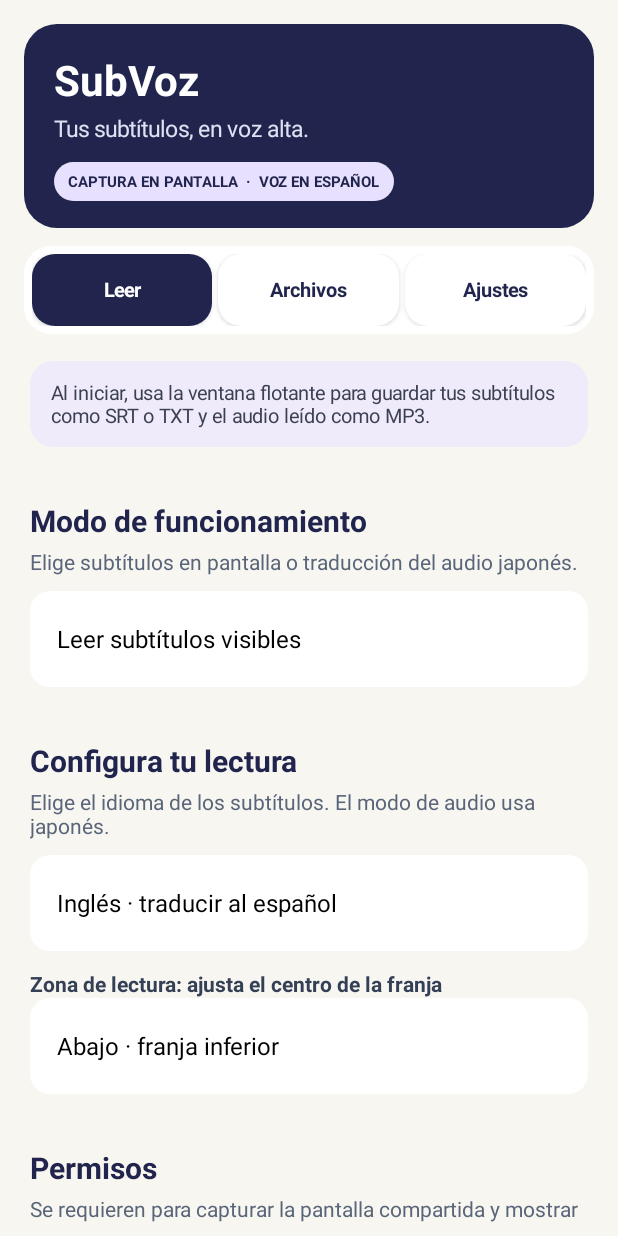
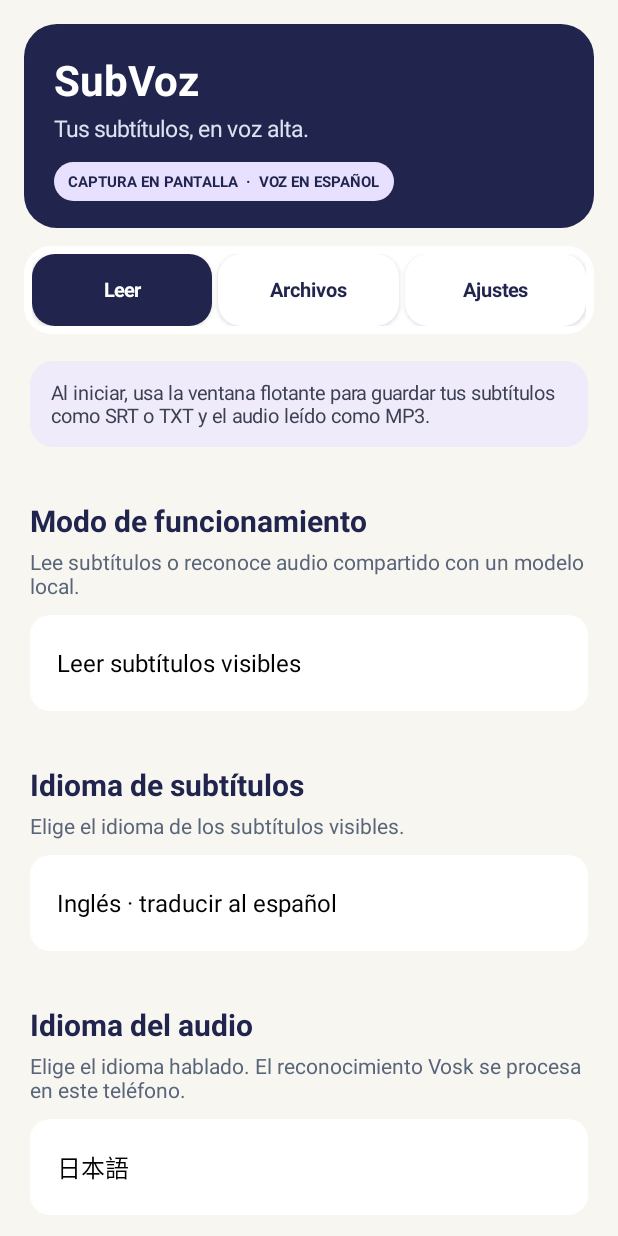
Before and after one commit to buzonrollo-coder/subvoz, an Android app: the screen it shows after launch (MainActivity), on a phone screen of 412 x 824 dp. Run offline under Robolectric (Android 15) with nearby library versions, the phone set to English and light mode, and no system bars; libraries missing offline, so code that uses them is left out: com.google.mlkit.common, com.google.mlkit.nl; 3 statements that could not run were skipped.

Commit message:
Add offline multilingual Vosk audio recognition
Keep Japanese support, add on-demand Spanish, English, French and Portuguese models with separate audio language selection and local processing.

```diff
--- a/app/src/main/java/com/neko/subvoz/MainActivity.java
+++ b/app/src/main/java/com/neko/subvoz/MainActivity.java
@@ -23,9 +23,9 @@ import com.google.mlkit.nl.translate.*;
 import java.util.*;
 
 public class MainActivity extends Activity {
- private Spinner language, region, voiceSpinner, styleSpinner, modeSpinner, speechStyleSpinner;
+ private Spinner language, audioLanguage, region, voiceSpinner, styleSpinner, modeSpinner, speechStyleSpinner;
  private boolean applyingProfile=false;
- private TextView modelStatus, rateValue, pitchValue, sizeValue;
+ private TextView modelStatus, audioModelStatus, rateValue, pitchValue, sizeValue;
  private SeekBar rateSeek, pitchSeek, sizeSeek;
  private TextToSpeech tts; private final ArrayList<Voice> spanishVoices=new ArrayList<>();
  private android.content.SharedPreferences prefs;
@@ -51,10 +51,12 @@ public class MainActivity extends Activity {
   for(int i=0;i<tabNames.length;i++){final int index=i;Button tab=button(tabNames[i],i==0);tab.setTextSize(13);tab.setMinHeight(dp(42));LinearLayout.LayoutParams lp=new LinearLayout.LayoutParams(0,-2,1);if(i>0)lp.leftMargin=dp(4);tabBar.addView(tab,lp);tabButtons[i]=tab;tab.setOnClickListener(v->{for(int j=0;j<pages.length;j++){pages[j].setVisibility(j==index?View.VISIBLE:View.GONE);tabButtons[j].setTextColor(j==index?Color.WHITE:NAVY);tabButtons[j].setBackground(round(j==index?NAVY:Color.rgb(246,244,239),14));}if(index==1)loadArchive();});}
   LinearLayout root=readRoot;
   TextView exportHint=new TextView(this);exportHint.setText("Al iniciar, usa la ventana flotante para guardar tus subtítulos como SRT o TXT y el audio leído como MP3.");exportHint.setTextColor(Color.rgb(59,64,83));exportHint.setTextSize(13);exportHint.setPadding(dp(14),dp(12),dp(14),dp(12));exportHint.setBackground(round(Color.rgb(239,235,250),15));root.addView(exportHint,fieldMargins());
-  sectionTitle(root,"Modo de funcionamiento","Elige subtítulos en pantalla o traducción del audio japonés.");
-  modeSpinner=new Spinner(this);modeSpinner.setAdapter(new ArrayAdapter<>(this,android.R.layout.simple_spinner_dropdown_item,new String[]{"Leer subtítulos visibles","Traducir audio japonés (beta)"}));styleSpinner(modeSpinner);root.addView(modeSpinner,fieldMargins());modeSpinner.setSelection(prefs.getInt("mode",0));
-  sectionTitle(root,"Configura tu lectura","Elige el idioma de los subtítulos. El modo de audio usa japonés.");
+  sectionTitle(root,"Modo de funcionamiento","Lee subtítulos o reconoce audio compartido con un modelo local.");
+  modeSpinner=new Spinner(this);modeSpinner.setAdapter(new ArrayAdapter<>(this,android.R.layout.simple_spinner_dropdown_item,new String[]{"Leer subtítulos visibles","Traducir audio sin conexión (beta)"}));styleSpinner(modeSpinner);root.addView(modeSpinner,fieldMargins());modeSpinner.setSelection(prefs.getInt("mode",0));
+  sectionTitle(root,"Idioma de subtítulos","Elige el idioma de los subtítulos visibles.");
   language=new Spinner(this);language.setAdapter(new ArrayAdapter<>(this,android.R.layout.simple_spinner_dropdown_item,LANGUAGES));styleSpinner(language);root.addView(language,fieldMargins());language.setSelection(prefs.getInt("source",1));language.setOnItemSelectedListener(new SimpleSelect(()->refreshModelStatus()));
+  sectionTitle(root,"Idioma del audio","Elige el idioma hablado. El reconocimiento Vosk se procesa en este teléfono.");
+  audioLanguage=new Spinner(this);audioLanguage.setAdapter(new ArrayAdapter<>(this,android.R.layout.simple_spinner_dropdown_item,OfflineSpeechModelStore.NAMES));styleSpinner(audioLanguage);root.addView(audioLanguage,fieldMargins());audioLanguage.setSelection(Math.max(0,Math.min(4,prefs.getInt("audioLang",2))));audioLanguage.setOnItemSelectedListener(new SimpleSelect(()->refreshAudioModelStatus()));
   TextView regionLabel=smallLabel("Zona de lectura: ajusta el centro de la franja");root.addView(regionLabel);
   region=new Spinner(this);region.setAdapter(new ArrayAdapter<>(this,android.R.layout.simple_spinner_dropdown_item,new String[]{"Abajo · franja inferior","Centro · franja central","Arriba · franja superior","Personalizada · usar ajuste fino"}));styleSpinner(region);root.addView(region,fieldMargins());region.setSelection(prefs.getInt("region",0));region.setOnItemSelectedListener(new SimpleSelect(()->prefs.edit().putInt("region",region.getSelectedItemPosition()).apply()));
   root=settingsRoot;
@@ -77,18 +79,18 @@ public class MainActivity extends Activity {
   styleSpinner=new Spinner(this);styleSpinner.setAdapter(new ArrayAdapter<>(this,android.R.layout.simple_spinner_dropdown_item,new String[]{"Oscuro · alto contraste","Claro · fondo blanco","Cian · fondo azul verdoso"}));styleSpinner.setBackground(round(Color.WHITE,13));root.addView(styleSpinner,fieldMargins());styleSpinner.setSelection(prefs.getInt("style",0));styleSpinner.setOnItemSelectedListener(new SimpleSelect(()->prefs.edit().putInt("style",styleSpinner.getSelectedItemPosition()).apply()));
   sizeSeek=addSeek(root,"Tamaño del texto flotante",12,24,prefs.getInt("textSize",16),value->{sizeValue.setText(value+" sp");prefs.edit().putInt("textSize",value).apply();});
   SeekBar position=new SeekBar(this);sectionTitle(root,"Zona personalizada","Ajusta el centro vertical de la franja que SubVoz revisa.");position.setMax(60);position.setProgress(prefs.getInt("zone",30));root.addView(position,fieldMargins());TextView posVal=smallLabel("Centro de franja: "+(20+position.getProgress())+"% de la pantalla");root.addView(posVal);position.setOnSeekBarChangeListener(new SeekBar.OnSeekBarChangeListener(){public void onProgressChanged(SeekBar s,int p,boolean u){posVal.setText("Centro de franja: "+(20+p)+"% de la pantalla");if(u)prefs.edit().putInt("zone",p).apply();}public void onStartTrackingTouch(SeekBar s){}public void onStopTrackingTouch(SeekBar s){}});
-  TextView audioModelStatus=smallLabel("Modelo de audio japonés: "+(JapaneseModelStore.isInstalled(this)?"descargado":"no descargado (aprox. 50 MB)"));root.addView(audioModelStatus,fieldMargins());Button audioDownload=button("Descargar modelo de audio japonés",false);root.addView(audioDownload,fieldMargins());audioDownload.setOnClickListener(v->{audioModelStatus.setText("Descargando modelo japonés… 0%");JapaneseModelStore.download(this,new JapaneseModelStore.Progress(){public void update(int p){runOnUiThread(()->audioModelStatus.setText("Descargando modelo japonés… "+p+"%"));}public void done(java.io.File f,Exception e){runOnUiThread(()->{audioModelStatus.setText(e==null?"✓ Modelo japonés listo para usarse sin conexión":"No se pudo descargar el modelo japonés. Revisa internet y espacio disponible.");});}});});
-  TextView note=new TextView(this);note.setText("El modelo Vosk japonés se descarga de forma opcional (~50 MB). ML Kit traduce el texto al español en el teléfono. Android pedirá permiso de captura y de audio. El audio no se guarda ni se envía desde SubVoz.");note.setTextColor(Color.rgb(70,83,105));note.setTextSize(13);note.setPadding(dp(14),dp(13),dp(14),dp(13));note.setBackground(round(Color.rgb(229,247,251),14));root.addView(note,fieldMargins());
+  TextView audioHead=smallLabel("Reconocimiento de audio sin conexión");root.addView(audioHead,fieldMargins());audioModelStatus=smallLabel("");root.addView(audioModelStatus,fieldMargins());LinearLayout audioButtons=new LinearLayout(this);Button audioDownload=button("Descargar idioma de audio",false);audioButtons.addView(audioDownload,new LinearLayout.LayoutParams(0,-2,1));Button audioDelete=button("Borrar modelo",false);LinearLayout.LayoutParams adp=new LinearLayout.LayoutParams(0,-2,1);adp.leftMargin=dp(8);audioButtons.addView(audioDelete,adp);root.addView(audioButtons,fieldMargins());audioDownload.setOnClickListener(v->downloadAudioModel());audioDelete.setOnClickListener(v->deleteAudioModel());
+  TextView note=new TextView(this);note.setText("Los modelos Vosk oficiales se descargan solo cuando los eliges (aprox. 31–50 MB); tras instalarse, el reconocimiento de voz se ejecuta en el teléfono. Para otros idiomas, ML Kit puede descargar una vez su modelo de traducción y después traduce localmente. El audio no se guarda ni se envía desde SubVoz.");note.setTextColor(Color.rgb(70,83,105));note.setTextSize(13);note.setPadding(dp(14),dp(13),dp(14),dp(13));note.setBackground(round(Color.rgb(229,247,251),14));root.addView(note,fieldMargins());
   root=readRoot;
   sectionTitle(root,"Permisos","Se requieren para capturar la pantalla compartida y mostrar la ventana flotante.");Button permission=button("1   Permitir ventana flotante",false);root.addView(permission,fieldMargins());permission.setOnClickListener(v->startActivity(new Intent(Settings.ACTION_MANAGE_OVERLAY_PERMISSION,Uri.parse("package:"+getPackageName()))));
-  Button start=button("2   Iniciar lectura",true);root.addView(start,fieldMargins());start.setOnClickListener(v->{boolean audio=modeSpinner.getSelectedItemPosition()==1;if(audio&&!JapaneseModelStore.isInstalled(this)){Toast.makeText(this,"Primero descarga el modelo de audio japonés en Ajustes.",Toast.LENGTH_LONG).show();return;}if(audio&&checkSelfPermission(android.Manifest.permission.RECORD_AUDIO)!=android.content.pm.PackageManager.PERMISSION_GRANTED){new AlertDialog.Builder(this).setTitle("Permiso para traducir audio").setMessage("SubVoz capturará el audio reproducido por otra app solo durante esta sesión para reconocer japonés en este teléfono. No lo guarda ni lo envía a un servidor. Android también pedirá permiso de captura; algunos reproductores bloquean esta función.").setNegativeButton("Cancelar",null).setPositiveButton("Continuar",(d,w)->requestPermissions(new String[]{android.Manifest.permission.RECORD_AUDIO},124)).show();return;}beginProjection();});
-  modeSpinner.setOnItemSelectedListener(new SimpleSelect(()->{boolean audio=modeSpinner.getSelectedItemPosition()==1;language.setEnabled(!audio);if(audio)language.setSelection(2);prefs.edit().putInt("mode",modeSpinner.getSelectedItemPosition()).apply();}));
+  Button start=button("2   Iniciar lectura",true);root.addView(start,fieldMargins());start.setOnClickListener(v->{boolean audio=modeSpinner.getSelectedItemPosition()==1;if(audio&&!OfflineSpeechModelStore.isInstalled(this,OfflineSpeechModelStore.IDS[audioLanguage.getSelectedItemPosition()])){Toast.makeText(this,"Primero descarga el modelo de audio elegido en Ajustes.",Toast.LENGTH_LONG).show();return;}if(audio&&checkSelfPermission(android.Manifest.permission.RECORD_AUDIO)!=android.content.pm.PackageManager.PERMISSION_GRANTED){new AlertDialog.Builder(this).setTitle("Permiso para traducir audio").setMessage("SubVoz capturará el audio reproducido por otra app solo durante esta sesión para reconocer el idioma seleccionado en este teléfono. No lo guarda ni lo envía a un servidor. Android también pedirá permiso de captura; algunos reproductores bloquean esta función.").setNegativeButton("Cancelar",null).setPositiveButton("Continuar",(d,w)->requestPermissions(new String[]{android.Manifest.permission.RECORD_AUDIO},124)).show();return;}beginProjection();});
+  modeSpinner.setOnItemSelectedListener(new SimpleSelect(()->{prefs.edit().putInt("mode",modeSpinner.getSelectedItemPosition()).apply();}));
   Button stop=button("Detener lectura",false);root.addView(stop,fieldMargins());stop.setOnClickListener(v->stopService(new Intent(this,CaptureService.class)));
   sectionTitle(archiveRoot,"Archivos creados","Tus exportaciones recientes de Descargas/SubVoz.");
   TextView archiveIntro=new TextView(this);archiveIntro.setText("Abre un archivo con otra aplicación o compártelo desde aquí.");archiveIntro.setTextColor(Color.rgb(92,92,105));archiveIntro.setTextSize(13);archiveRoot.addView(archiveIntro,fieldMargins());
   Button refresh=button("Actualizar archivos",false);archiveRoot.addView(refresh,fieldMargins());refresh.setOnClickListener(v->loadArchive());
   archiveList=new LinearLayout(this);archiveList.setOrientation(LinearLayout.VERTICAL);archiveRoot.addView(archiveList,new LinearLayout.LayoutParams(-1,-2));loadArchive();
-  refreshModelStatus();
+  refreshModelStatus();refreshAudioModelStatus();
  }
  private LinearLayout archiveList;
  private void loadArchive(){
@@ -125,6 +127,9 @@ public class MainActivity extends Activity {
   applyingProfile=true;try{prefs.edit().putInt("rate",rate).putInt("pitch",pitch).apply();if(rateSeek!=null)rateSeek.setProgress(rate);if(pitchSeek!=null)pitchSeek.setProgress(pitch);}finally{applyingProfile=false;}
  }
  private void saveVoice(){int p=voiceSpinner.getSelectedItemPosition();if(p>=0&&p<spanishVoices.size())prefs.edit().putString("voice",spanishVoices.get(p).getName()).apply();}
+ private void refreshAudioModelStatus(){if(audioModelStatus==null||audioLanguage==null)return;int ix=audioLanguage.getSelectedItemPosition();if(ix<0||ix>=OfflineSpeechModelStore.IDS.length)return;String id=OfflineSpeechModelStore.IDS[ix];boolean installed=OfflineSpeechModelStore.isInstalled(this,id);long[] sizes={38,48,48,41,31};audioModelStatus.setText((installed?"✓ Descargado · reconocimiento disponible sin conexión":"○ No descargado · descarga aproximada "+sizes[ix]+" MB")+"\nModelo: "+OfflineSpeechModelStore.NAMES[ix]);}
+ private void downloadAudioModel(){int ix=audioLanguage.getSelectedItemPosition();String id=OfflineSpeechModelStore.IDS[ix];audioModelStatus.setText("Descargando "+OfflineSpeechModelStore.NAMES[ix]+"… 0%");OfflineSpeechModelStore.download(this,id,new OfflineSpeechModelStore.Progress(){public void update(int p){runOnUiThread(()->audioModelStatus.setText("Descargando "+OfflineSpeechModelStore.NAMES[ix]+"… "+p+"%"));}public void done(java.io.File f,Exception e){runOnUiThread(()->{audioModelStatus.setText(e==null?"✓ Descargado · reconocimiento disponible sin conexión":"No se pudo descargar el modelo. Revisa internet y espacio libre.");});}});}
+ private void deleteAudioModel(){int ix=audioLanguage.getSelectedItemPosition();String id=OfflineSpeechModelStore.IDS[ix];if(!OfflineSpeechModelStore.isInstalled(this,id)){Toast.makeText(this,"Ese modelo ya no está descargado.",Toast.LENGTH_SHORT).show();return;}new AlertDialog.Builder(this).setTitle("Borrar modelo de audio").setMessage("Se eliminará el modelo local de "+OfflineSpeechModelStore.NAMES[ix]+". Tendrás que volver a descargarlo para reconocer ese idioma.").setNegativeButton("Cancelar",null).setPositiveButton("Borrar",(d,w)->{OfflineSpeechModelStore.delete(this,id);refreshAudioModelStatus();}).show();}
  private void refreshModelStatus(){if(modelStatus==null||language==null)return;int source=language.getSelectedItemPosition();if(source<=0){modelStatus.setText("Español: no necesita modelo de traducción.");return;}modelStatus.setText("Consultando estado del modelo…");TranslateRemoteModel model=new TranslateRemoteModel.Builder(ML_LANG[source]).build();RemoteModelManager.getInstance().isModelDownloaded(model).addOnSuccessListener(ok->{if(modelStatus!=null)modelStatus.setText((ok?"✓ Descargado · disponible sin conexión":"○ No descargado · requiere internet la primera vez")+"\nIdioma: "+LANGUAGES[source]);}).addOnFailureListener(e->{if(modelStatus!=null)modelStatus.setText("No se pudo consultar el modelo. Revisa la conexión.");});}
  private void downloadSelectedModel(){int source=language.getSelectedItemPosition();if(source<=0){Toast.makeText(this,"Español no necesita traducción",Toast.LENGTH_SHORT).show();return;}modelStatus.setText("Descargando modelo de "+LANGUAGES[source]+"…");TranslateRemoteModel model=new TranslateRemoteModel.Builder(ML_LANG[source]).build();RemoteModelManager.getInstance().download(model,new DownloadConditions.Builder().build()).addOnSuccessListener(v->{modelStatus.setText("✓ Modelo descargado; podrás traducir sin conexión.");Toast.makeText(this,"Descarga completada",Toast.LENGTH_LONG).show();}).addOnFailureListener(e->{modelStatus.setText("No se pudo descargar. Comprueba internet e inténtalo de nuevo.");});}
  private void deleteSelectedModel(){int source=language.getSelectedItemPosition();if(source<=0){Toast.makeText(this,"No hay modelo de español que borrar",Toast.LENGTH_SHORT).show();return;}new AlertDialog.Builder(this).setTitle("Borrar modelo descargado").setMessage("Se eliminará el modelo de "+LANGUAGES[source]+". Para volver a traducir ese idioma tendrás que descargarlo otra vez.").setNegativeButton("Cancelar",null).setPositiveButton("Borrar",(d,w)->{TranslateRemoteModel model=new TranslateRemoteModel.Builder(ML_LANG[source]).build();RemoteModelManager.getInstance().deleteDownloadedModel(model).addOnSuccessListener(v->refreshModelStatus()).addOnFailureListener(e->modelStatus.setText("No se pudo borrar el modelo."));}).show();}
@@ -138,7 +143,7 @@ public class MainActivity extends Activity {
  private int dp(float v){return (int)(v*getResources().getDisplayMetrics().density+0.5f);}
  private void beginProjection(){if(!Settings.canDrawOverlays(this)){Toast.makeText(this,"Activa primero el permiso de ventana flotante",Toast.LENGTH_LONG).show();return;}MediaProjectionManager m=(MediaProjectionManager)getSystemService(MEDIA_PROJECTION_SERVICE);startActivityForResult(m.createScreenCaptureIntent(),123);}
  @Override public void onRequestPermissionsResult(int request,String[] permissions,int[] results){super.onRequestPermissionsResult(request,permissions,results);if(request==124){if(results.length>0&&results[0]==android.content.pm.PackageManager.PERMISSION_GRANTED)beginProjection();else Toast.makeText(this,"Sin permiso de audio no se puede traducir la reproducción.",Toast.LENGTH_LONG).show();}}
- @Override protected void onPause(){super.onPause();if(modeSpinner!=null)prefs.edit().putInt("mode",modeSpinner.getSelectedItemPosition()).apply();if(language!=null&&language.getSelectedItemPosition()>=0)prefs.edit().putInt("source",language.getSelectedItemPosition()).apply();if(region!=null&&region.getSelectedItemPosition()>=0)prefs.edit().putInt("region",region.getSelectedItemPosition()).apply();if(voiceSpinner!=null)saveVoice();if(speechStyleSpinner!=null)prefs.edit().putInt("voiceStyle",speechStyleSpinner.getSelectedItemPosition()).apply();if(styleSpinner!=null)prefs.edit().putInt("style",styleSpinner.getSelectedItemPosition()).apply();}
+ @Override protected void onPause(){super.onPause();if(modeSpinner!=null)prefs.edit().putInt("mode",modeSpinner.getSelectedItemPosition()).apply();if(language!=null&&language.getSelectedItemPosition()>=0)prefs.edit().putInt("source",language.getSelectedItemPosition()).apply();if(audioLanguage!=null&&audioLanguage.getSelectedItemPosition()>=0)prefs.edit().putInt("audioLang",audioLanguage.getSelectedItemPosition()).apply();if(region!=null&&region.getSelectedItemPosition()>=0)prefs.edit().putInt("region",region.getSelectedItemPosition()).apply();if(voiceSpinner!=null)saveVoice();if(speechStyleSpinner!=null)prefs.edit().putInt("voiceStyle",speechStyleSpinner.getSelectedItemPosition()).apply();if(styleSpinner!=null)prefs.edit().putInt("style",styleSpinner.getSelectedItemPosition()).apply();}
  @Override protected void onDestroy(){if(tts!=null){tts.stop();tts.shutdown();}super.onDestroy();}
- @Override protected void onActivityResult(int request,int result,Intent data){super.onActivityResult(request,result,data);if(request==123&&result==RESULT_OK&&data!=null){saveVoice();Intent i=new Intent(this,CaptureService.class);i.putExtra("code",result);i.putExtra("data",data);i.putExtra("source",language.getSelectedItemPosition());i.putExtra("region",region.getSelectedItemPosition());i.putExtra("zone",prefs.getInt("zone",30));i.putExtra("style",styleSpinner.getSelectedItemPosition());i.putExtra("textSize",prefs.getInt("textSize",16));i.putExtra("rate",prefs.getInt("rate",50));i.putExtra("pitch",prefs.getInt("pitch",50));i.putExtra("voiceStyle",prefs.getInt("voiceStyle",4));i.putExtra("voice",prefs.getString("voice",""));i.putExtra("mode",modeSpinner.getSelectedItemPosition());startForegroundService(i);}}
+ @Override protected void onActivityResult(int request,int result,Intent data){super.onActivityResult(request,result,data);if(request==123&&result==RESULT_OK&&data!=null){saveVoice();Intent i=new Intent(this,CaptureService.class);i.putExtra("code",result);i.putExtra("data",data);i.putExtra("source",language.getSelectedItemPosition());i.putExtra("audioLang",audioLanguage.getSelectedItemPosition());i.putExtra("region",region.getSelectedItemPosition());i.putExtra("zone",prefs.getInt("zone",30));i.putExtra("style",styleSpinner.getSelectedItemPosition());i.putExtra("textSize",prefs.getInt("textSize",16));i.putExtra("rate",prefs.getInt("rate",50));i.putExtra("pitch",prefs.getInt("pitch",50));i.putExtra("voiceStyle",prefs.getInt("voiceStyle",4));i.putExtra("voice",prefs.getString("voice",""));i.putExtra("mode",modeSpinner.getSelectedItemPosition());startForegroundService(i);}}
 }
--- /dev/null
+++ b/app/src/main/java/com/neko/subvoz/OfflineSpeechModelStore.java
@@ -0,0 +1,41 @@
+package com.neko.subvoz;
+
+import android.content.Context;
+import java.io.*;
+import java.net.HttpURLConnection;
+import java.net.URL;
+import java.util.zip.ZipEntry;
+import java.util.zip.ZipInputStream;
+
+/** On-demand installer for official Vosk small mobile models. Model files stay in app-private storage. */
+public final class OfflineSpeechModelStore {
+ public static final String[] IDS={"es","en","ja","fr","pt"};
+ public static final String[] NAMES={"Español","English (EE. UU.)","日本語","Français","Português (Brasil)"};
+ public static final String[] URLS={
+  "https://alphacephei.com/vosk/models/vosk-model-small-es-0.42.zip",
+  "https://alphacephei.com/vosk/models/vosk-model-small-en-us-zamia-0.5.zip",
+  "https://alphacephei.com/vosk/models/vosk-model-small-ja-0.22.zip",
+  "https://alphacephei.com/vosk/models/vosk-model-small-fr-0.22.zip",
+  "https://alphacephei.com/vosk/models/vosk-model-small-pt-0.3.zip"};
+ public interface Progress { void update(int percent); void done(File modelDir, Exception error); }
+ private OfflineSpeechModelStore(){}
+ public static int indexOf(String id){for(int i=0;i<IDS.length;i++)if(IDS[i].equals(id))return i;return -1;}
+ public static File modelDir(Context c,String id){return new File(new File(c.getFilesDir(),"offline-speech"),id+"/model");}
+ public static boolean isInstalled(Context c,String id){File d=modelDir(c,id);return new File(d,"am").isDirectory()&&new File(d,"conf").isDirectory()&&new File(d,"graph").isDirectory();}
+ public static void delete(Context c,String id){File base=modelDir(c,id).getParentFile();deleteTree(base);}
+ public static void download(Context context,String id,Progress callback){
+  int ix=indexOf(id);if(ix<0){callback.done(null,new IllegalArgumentException("Unknown model"));return;}
+  Context app=context.getApplicationContext();new Thread(()->{
+   File base=modelDir(app,id).getParentFile(),zip=new File(app.getCacheDir(),"vosk-"+id+".zip"),temp=new File(base,"model.tmp"),target=modelDir(app,id);
+   try{
+    if(!base.exists()&&!base.mkdirs())throw new IOException("Cannot create model directory");
+    HttpURLConnection conn=(HttpURLConnection)new URL(URLS[ix]).openConnection();conn.setConnectTimeout(20000);conn.setReadTimeout(30000);conn.setInstanceFollowRedirects(true);conn.connect();int code=conn.getResponseCode();if(code<200||code>=300)throw new IOException("Model download HTTP "+code);int total=conn.getContentLength();
+    try(InputStream in=new BufferedInputStream(conn.getInputStream());FileOutputStream out=new FileOutputStream(zip)){byte[] buf=new byte[65536];long count=0;int n,last=-1;while((n=in.read(buf))!=-1){out.write(buf,0,n);count+=n;if(total>0){int pct=(int)(count*100/total);if(pct!=last){last=pct;callback.update(pct);}}}}finally{conn.disconnect();}
+    deleteTree(temp);if(!temp.mkdirs())throw new IOException("Cannot create temporary model directory");
+    try(ZipInputStream zin=new ZipInputStream(new BufferedInputStream(new FileInputStream(zip)))){ZipEntry e;byte[] buf=new byte[65536];while((e=zin.getNextEntry())!=null){String name=e.getName().replace('\\','/');if(name.startsWith("/")||name.contains("../"))throw new IOException("Invalid model archive");String[] parts=name.split("/",2);if(parts.length<2||parts[1].isEmpty())continue;File outFile=new File(temp,parts[1]);if(!outFile.getCanonicalPath().startsWith(temp.getCanonicalPath()+File.separator))throw new IOException("Invalid model path");if(e.isDirectory())outFile.mkdirs();else{File parent=outFile.getParentFile();if(parent!=null)parent.mkdirs();try(FileOutputStream out=new FileOutputStream(outFile)){int n;while((n=zin.read(buf))!=-1)out.write(buf,0,n);}}zin.closeEntry();}}
+    if(!new File(temp,"am").isDirectory()||!new File(temp,"conf").isDirectory()||!new File(temp,"graph").isDirectory())throw new IOException("Archive is missing Vosk model files");deleteTree(target);if(!temp.renameTo(target))throw new IOException("Could not install model");zip.delete();callback.done(target,null);
+   }catch(Exception e){deleteTree(temp);callback.done(null,e);}
+  },"subvoz-model-"+id).start();
+ }
+ private static void deleteTree(File f){if(f==null||!f.exists())return;if(f.isDirectory()){File[] children=f.listFiles();if(children!=null)for(File child:children)deleteTree(child);}f.delete();}
+}
```
Also changed, not shown: app/src/main/java/com/neko/subvoz/CaptureService.java (+9 -9 lines), app/src/main/java/com/neko/subvoz/JapaneseModelStore.java (+6 -30 lines).
